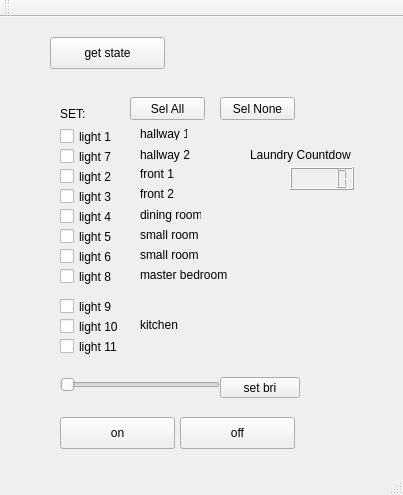
The window that huecontrolwindow.ui (johnty/HueController) describes before a commit, drawn with Qt 5.
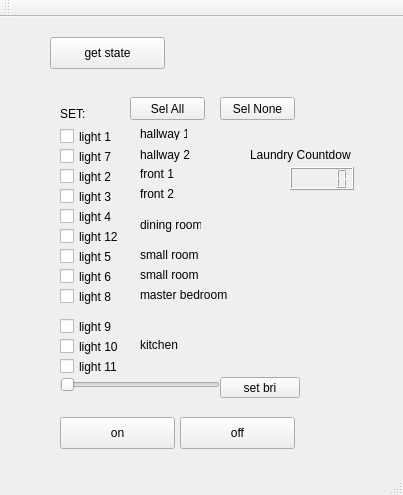
The same window after the commit.

Commit message: simpler UI: checkbox click direct control of each light.

The edit to the form file:
```diff
--- a/huecontrolwindow.ui
+++ b/huecontrolwindow.ui
@@ -213,7 +213,7 @@
     <property name="geometry">
      <rect>
       <x>140</x>
-      <y>190</y>
+      <y>200</y>
       <width>61</width>
       <height>16</height>
      </rect>
@@ -226,7 +226,7 @@
     <property name="geometry">
      <rect>
       <x>60</x>
-      <y>210</y>
+      <y>230</y>
       <width>72</width>
       <height>19</height>
      </rect>
@@ -239,7 +239,7 @@
     <property name="geometry">
      <rect>
       <x>60</x>
-      <y>230</y>
+      <y>250</y>
       <width>72</width>
       <height>19</height>
      </rect>
@@ -252,7 +252,7 @@
     <property name="geometry">
      <rect>
       <x>140</x>
-      <y>210</y>
+      <y>230</y>
       <width>61</width>
       <height>16</height>
      </rect>
@@ -265,7 +265,7 @@
     <property name="geometry">
      <rect>
       <x>140</x>
-      <y>230</y>
+      <y>250</y>
       <width>61</width>
       <height>16</height>
      </rect>
@@ -304,7 +304,7 @@
     <property name="geometry">
      <rect>
       <x>60</x>
-      <y>250</y>
+      <y>270</y>
       <width>72</width>
       <height>19</height>
      </rect>
@@ -317,7 +317,7 @@
     <property name="geometry">
      <rect>
       <x>140</x>
-      <y>250</y>
+      <y>270</y>
       <width>91</width>
       <height>16</height>
      </rect>
@@ -356,7 +356,7 @@
     <property name="geometry">
      <rect>
       <x>60</x>
-      <y>280</y>
+      <y>300</y>
       <width>72</width>
       <height>19</height>
      </rect>
@@ -369,7 +369,7 @@
     <property name="geometry">
      <rect>
       <x>60</x>
-      <y>300</y>
+      <y>320</y>
       <width>72</width>
       <height>19</height>
      </rect>
@@ -382,7 +382,7 @@
     <property name="geometry">
      <rect>
       <x>60</x>
-      <y>320</y>
+      <y>340</y>
       <width>72</width>
       <height>19</height>
      </rect>
@@ -395,7 +395,7 @@
     <property name="geometry">
      <rect>
       <x>140</x>
-      <y>300</y>
+      <y>320</y>
       <width>91</width>
       <height>16</height>
      </rect>
@@ -404,6 +404,19 @@
      <string>kitchen</string>
     </property>
    </widget>
+   <widget class="QCheckBox" name="checkBox1_12">
+    <property name="geometry">
+     <rect>
+      <x>60</x>
+      <y>210</y>
+      <width>72</width>
+      <height>19</height>
+     </rect>
+    </property>
+    <property name="text">
+     <string>light 12</string>
+    </property>
+   </widget>
   </widget>
   <widget class="QMenuBar" name="menuBar">
    <property name="geometry">
```
The commit also changes 2 other files.
